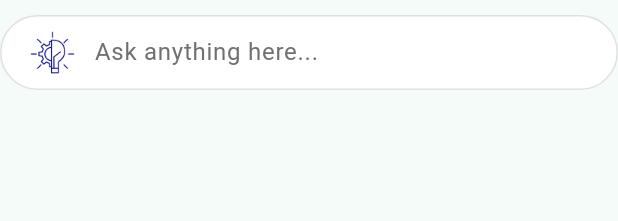
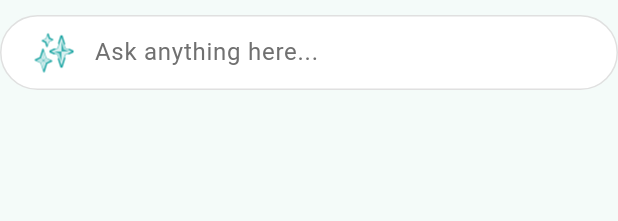
Before and after one commit to donymashup/IndusEducation, a Flutter app: the SearchField widget shown alone on an empty page, opened directly, on a phone screen of 412 x 824 dp. Shown: the top 221 px of the screen. Run offline on Flutter 3.47's test engine with Material 3 defaults, Android fonts, the phone set to English and light mode, and no system bars; our stand-ins replace better_player, cached_network_image, curved_labeled_navigation_bar, dash_chat_2, fl_chart, fluentui_system_icons and 13 more; missing offline and left inert: chat_gpt_sdk, flutter_tex, razorpay_flutter, syncfusion_flutter_pdfviewer; accounts and stored records are empty; network calls fail; statements that could not run were skipped.

Commit message:
searchfieldlogo

```diff
--- a/lib/features/home/screen/home_screen.dart
+++ b/lib/features/home/screen/home_screen.dart
@@ -72,8 +72,11 @@ class _HomeScreenState extends State<HomeScreen> {
     );
   }
 
+
+
+
  // ...existing code...
-Widget _categoryHeader() {
+ Widget _categoryHeader() {
   return FutureBuilder<AvailableCoursesModel?>(
     future: _futureCourses,
     builder: (context, snapshot) {
@@ -108,7 +111,7 @@ Widget _categoryHeader() {
                   },
                   selectedColor: AppConstant.primaryColor,
                   backgroundColor: Colors.grey[300],
-                  checkmarkColor: Colors.white, // Set tick color to white
+                  showCheckmark: false, // ✅ Hides the checkmark
                 ),
               );
             },
@@ -118,6 +121,9 @@ Widget _categoryHeader() {
     },
   );
 }
+
+
+
 Widget _courseList() {
   return FutureBuilder<AvailableCoursesModel?>(
     future: _futureCourses,
--- a/lib/features/home/widgets/search_field.dart
+++ b/lib/features/home/widgets/search_field.dart
@@ -38,9 +38,9 @@ class SearchField extends StatelessWidget {
                   padding:
                       const EdgeInsets.all(8.0), // Add padding for alignment
                   child: Image.asset(
-                    'assets/icons/aiblub.png',
-                    height: 24,
-                    width: 24,
+                    'assets/icons/induschatbox.png',
+                    height: 26,
+                    width: 26,
                   ),
                 ),
               ),
```
Also changed, not shown: assets/icons/induschatbox.png (added).
